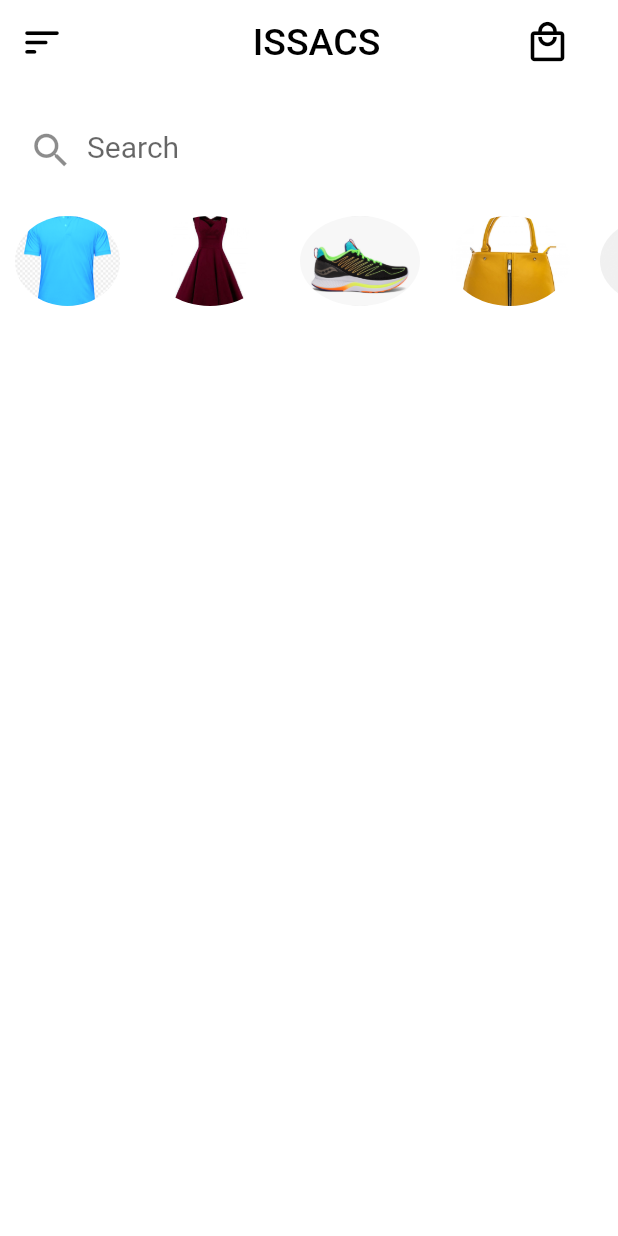
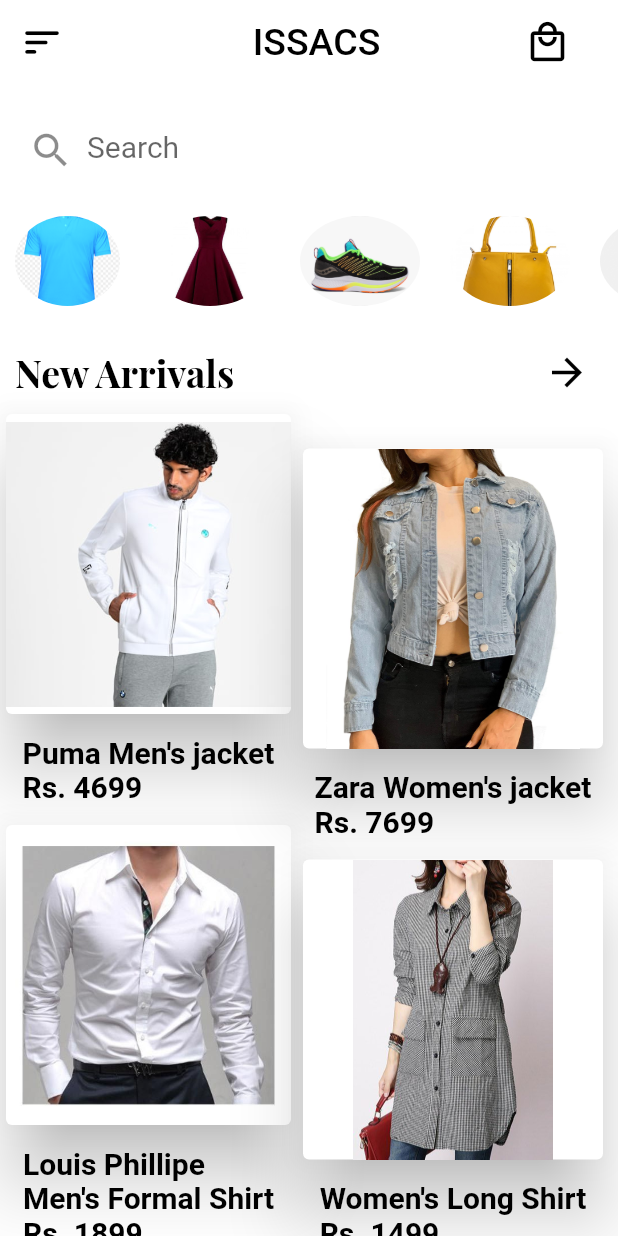
Before and after one commit to Vipul-2220/SimDevFlutter2, a Flutter app: the screen it shows after launch, on a phone screen of 412 x 824 dp. Run offline on Flutter 3.47's test engine with Material 2 defaults, Android fonts, the phone set to English and light mode, and no system bars.

Commit message:
Added Items

```diff
--- /dev/null
+++ b/lib/HomeScreen.dart
@@ -0,0 +1,101 @@
+import 'package:flutter/material.dart';
+import 'package:sim_dev_task2/Categories.dart';
+import 'package:sim_dev_task2/Items.dart';
+
+class HomeScreen extends StatefulWidget {
+  const HomeScreen({Key? key}) : super(key: key);
+
+  @override
+  _HomeScreenState createState() => _HomeScreenState();
+}
+
+class _HomeScreenState extends State<HomeScreen> {
+  @override
+  Widget build(BuildContext context) {
+    return Scaffold(
+      backgroundColor: Colors.white,
+      appBar: AppBar(
+        elevation: 0.0,
+        backgroundColor: Colors.white,
+        leading: Icon(
+          Icons.sort_rounded,
+          color: Colors.black,
+          size: 30.0,
+        ),
+        title: ListTile(
+          title: Center(
+            child: Text(
+              'ISSACS',
+              style: TextStyle(
+                color: Colors.black,
+                fontWeight: FontWeight.w500,
+                fontSize: 25.0,
+              ),
+            ),
+          ),
+          trailing: Icon(
+            Icons.local_mall_outlined,
+            color: Colors.black,
+            size: 30.0,
+          ),
+        ),
+        centerTitle: true,
+      ),
+      body: ListView(
+        children: [
+          SizedBox(
+            height: 10.0,
+          ),
+          Padding(
+            padding: EdgeInsets.symmetric(horizontal: 10.0, vertical: 10.0),
+            child: TextField(
+              decoration: InputDecoration(
+                  border: InputBorder.none,
+                  fillColor: Colors.white,
+                  filled: true,
+                  contentPadding: EdgeInsets.symmetric(vertical: 10.0),
+                  prefixIcon: Icon(
+                    Icons.search_outlined,
+                    size: 30.0,
+                  ),
+                  hintText: "Search",
+                  hintStyle: TextStyle(
+                    fontSize: 20.0,
+                  )),
+            ),
+          ),
+          Categories(),
+          SizedBox(
+            height: 10.0,
+          ),
+          Padding(
+            padding: EdgeInsets.symmetric(horizontal: 10.0),
+            child: Row(
+              mainAxisAlignment: MainAxisAlignment.spaceBetween,
+              children: [
+                Text(
+                  "New Arrivals",
+                  style: TextStyle(
+                    color: Colors.black,
+                    fontSize: 25,
+                    fontFamily: 'PlayfairDisplay',
+                    fontWeight: FontWeight.bold,
+                  ),
+                ),
+                IconButton(
+                  onPressed: () {},
+                  icon: Icon(
+                    Icons.arrow_forward_outlined,
+                    size: 30.0,
+                    color: Colors.black,
+                  ),
+                ),
+              ],
+            ),
+          ),
+          Items(),
+        ],
+      ),
+    );
+  }
+}
--- /dev/null
+++ b/lib/Items.dart
@@ -0,0 +1,143 @@
+import 'package:flutter/material.dart';
+
+class Items extends StatelessWidget {
+  const Items({Key? key}) : super(key: key);
+
+  @override
+  Widget build(BuildContext context) {
+    return Row(
+      children: [
+        Column(
+          children: [
+            Card(
+              elevation: 20.0,
+              child: Image(
+                height: 200,
+                width: 190,
+                image: AssetImage('images/items/pumaHoodie1.jpg'),
+              ),
+            ),
+            SizedBox(height: 10.0,),
+            Text(
+              'Puma Men\'s jacket\n'
+              'Rs. 4699',
+              style: TextStyle(
+                color: Colors.black,
+                fontSize: 20.0,
+                fontWeight: FontWeight.bold,
+              ),
+            ),
+            SizedBox(height: 10.0,),
+            Card(
+              elevation: 20.0,
+              child: Image(
+                height: 200,
+                width: 190,
+                image: AssetImage('images/items/menshirt.jpg'),
+              ),
+            ),
+            SizedBox(height: 10.0,),
+            Text(
+              'Louis Phillipe\n'
+              'Men\'s Formal Shirt\n'
+                  'Rs. 1899',
+              style: TextStyle(
+                color: Colors.black,
+                fontSize: 20.0,
+                fontWeight: FontWeight.bold,
+              ),
+            ),
+            SizedBox(height: 10.0,),
+            Card(
+              elevation: 20.0,
+              child: Expanded(
+                child: Image(
+                  height: 200,
+                  width: 190,
+                  image: AssetImage('images/items/menchinos.jpg'),
+                ),
+              ),
+            ),
+            SizedBox(height: 10.0,),
+            Text(
+              'House of Versace\n'
+                  'Men\'s Chinos\n'
+                  'Rs. 1999',
+              style: TextStyle(
+                color: Colors.black,
+                fontSize: 20.0,
+                fontWeight: FontWeight.bold,
+              ),
+            ),
+          ],
+        ),
+        Column(
+          children: [
+            Card(
+              elevation: 20.0,
+              child: Expanded(
+                child: Image(
+                  height: 200,
+                  width: 200,
+                  image: AssetImage('images/items/womenjacket1.jpg'),
+                ),
+              ),
+            ),
+            SizedBox(height: 10.0,),
+            Text(
+              'Zara Women\'s jacket\n'
+                  'Rs. 7699',
+              style: TextStyle(
+                color: Colors.black,
+                fontSize: 20.0,
+                fontWeight: FontWeight.bold,
+              ),
+            ),
+            SizedBox(height: 10.0,),
+            Card(
+              elevation: 20.0,
+              child: Expanded(
+                child: Image(
+                  height: 200,
+                  width: 200,
+                  image: AssetImage('images/items/womenshirt.jpg'),
+                ),
+              ),
+            ),
+            SizedBox(height: 10.0,),
+            Text(
+              'Women\'s Long Shirt\n'
+                  'Rs. 1499',
+              style: TextStyle(
+                color: Colors.black,
+                fontSize: 20.0,
+                fontWeight: FontWeight.bold,
+              ),
+            ),
+            SizedBox(height: 10.0,),
+            Card(
+              elevation: 20.0,
+              child: Expanded(
+                child: Image(
+                  height: 200,
+                  width: 200,
+                  image: AssetImage('images/items/womenjeans.jpg'),
+                ),
+              ),
+            ),
+            SizedBox(height: 10.0,),
+            Text(
+              'Levis Women\'s Jeans\n'
+                  'Rs. 2699',
+              style: TextStyle(
+                color: Colors.black,
+                fontSize: 20.0,
+                fontWeight: FontWeight.bold,
+              ),
+            ),
+          ],
+        ),
+      ],
+    );
+  }
+}
--- a/lib/main.dart
+++ b/lib/main.dart
@@ -1,80 +1,12 @@
 import 'package:flutter/material.dart';
 import 'package:flutter/services.dart';
-import 'package:sim_dev_task2/Categories.dart';
+import 'package:sim_dev_task2/HomeScreen.dart';
 
 void main() {
   runApp(
     MaterialApp(
       debugShowCheckedModeBanner: false,
-      home: MyApp(),
+      home: HomeScreen(),
     ),
   );
 }
-
-class MyApp extends StatefulWidget {
-  const MyApp({Key? key}) : super(key: key);
-
-  @override
-  _MyAppState createState() => _MyAppState();
-}
-
-class _MyAppState extends State<MyApp> {
-  @override
-  Widget build(BuildContext context) {
-    return Scaffold(
-      backgroundColor: Colors.white,
-      appBar: AppBar(
-        elevation: 0.0,
-        backgroundColor: Colors.white,
-        leading: Icon(
-          Icons.sort_rounded,
-          color: Colors.black,
-          size: 30.0,
-        ),
-        title: ListTile(
-          title: Center(
-            child: Text(
-              'ISSACS',
-              style: TextStyle(
-                color: Colors.black,
-                fontWeight: FontWeight.w500,
-                fontSize: 25.0,
-              ),
-            ),
-          ),
-          trailing: Icon(
-            Icons.local_mall_outlined,
-            color: Colors.black,
-            size: 30.0,
-          ),
-        ),
-        centerTitle: true,
-      ),
-      body: ListView(
-        children: [
-          SizedBox(height: 10.0,),
-          Padding(
-            padding: EdgeInsets.symmetric(horizontal: 10.0,vertical: 10.0),
-            child: TextField(
-              decoration: InputDecoration(
-                border: InputBorder.none,
-                fillColor: Colors.white,
-                filled: true,
-                contentPadding: EdgeInsets.symmetric(vertical: 10.0),
-                prefixIcon: Icon(
-                  Icons.search_outlined,
-                  size: 30.0,
-                ),
-                hintText: "Search",
-                hintStyle: TextStyle(
-                  fontSize: 20.0,
-                )
-              ),
-            ),
-          ),
-          Categories(),
-        ],
-      ),
-    );
-  }
-}
```
Also changed, not shown: pubspec.yaml (+7 -11 lines), fonts/PlayfairDisplay-Italic-VariableFont_wght.ttf (added), fonts/PlayfairDisplay-VariableFont_wght.ttf (added), images/items/menchinos.jpg (added), images/items/menshirt.jpg (added), images/items/pumaHoodie1.jpg (added), images/items/womenjacket1.jpg (added), images/items/womenjeans.jpg (added), images/items/womenshirt.jpg (added).
